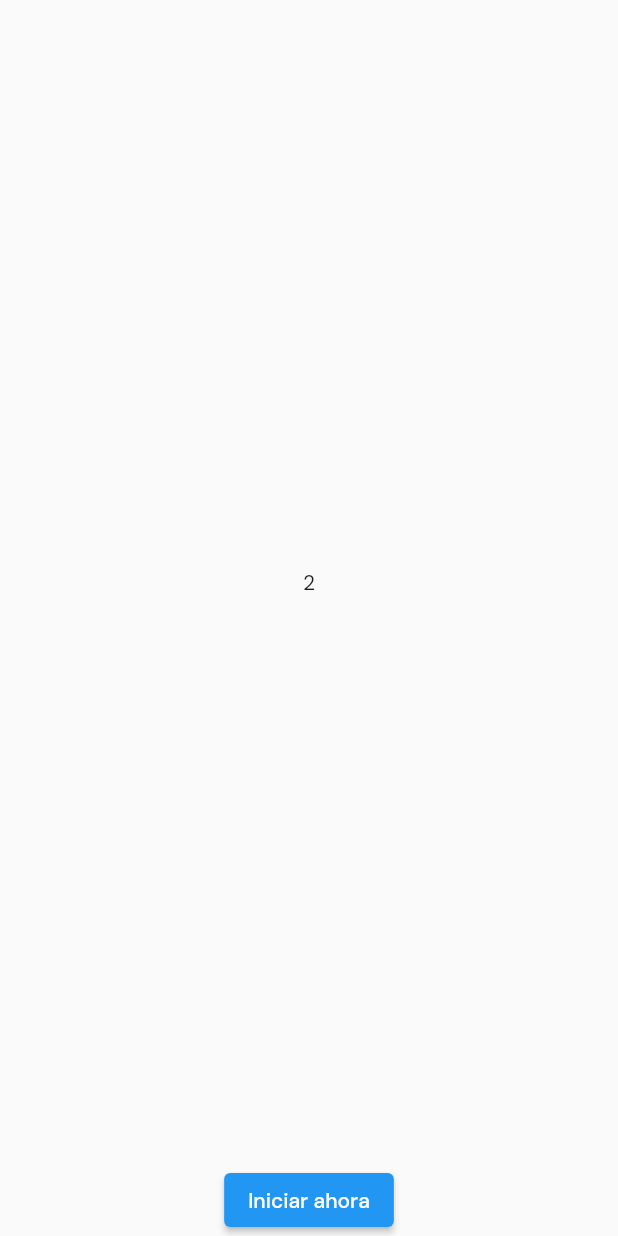
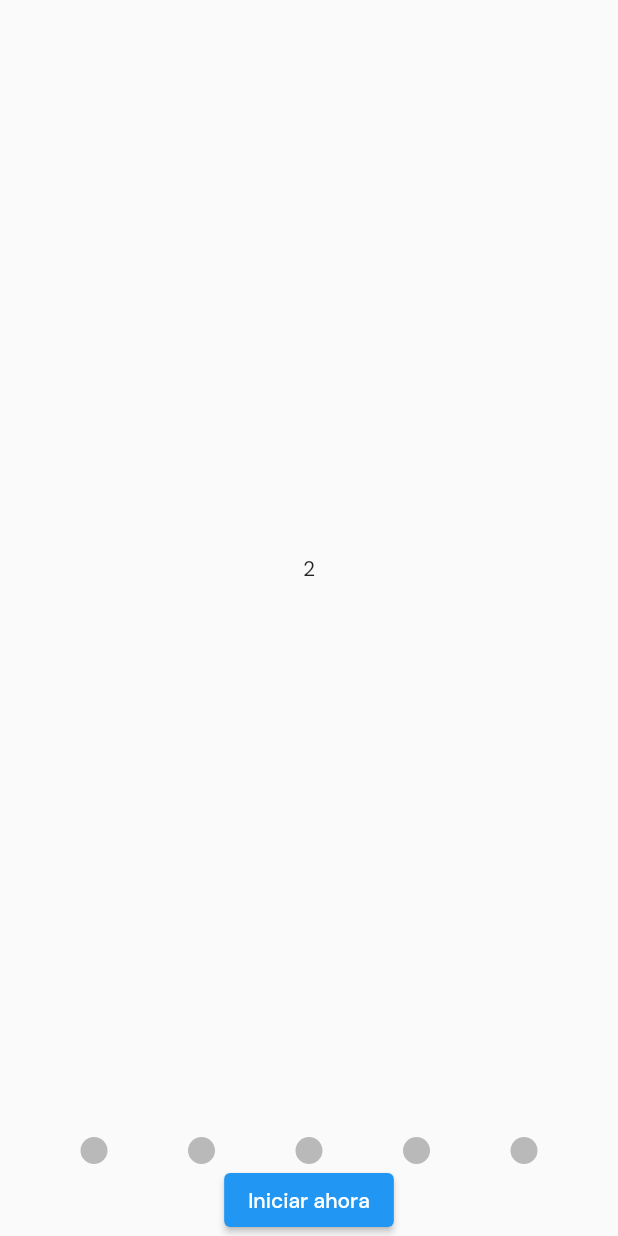
Before and after one commit to cparragatorres/flutter_codigo5_museumapp, a Flutter app: the screen it shows after launch, on a phone screen of 412 x 824 dp. Run offline on Flutter 3.47's test engine with Material 2 defaults, Android fonts, the phone set to English and light mode, and no system bars; our stand-ins replace flutter_svg, flutter_swiper_null_safety, google_fonts, logger.

Commit message:
Intro Page 2

```diff
--- a/lib/pages/intro_slider_page.dart
+++ b/lib/pages/intro_slider_page.dart
@@ -10,7 +10,6 @@ class IntroSliderPage extends StatefulWidget {
 }
 
 class _IntroSliderPageState extends State<IntroSliderPage> {
-
   final PageController _pageController = PageController(initialPage: 0);
   int _currentPage = 0;
 
@@ -23,8 +22,10 @@ class _IntroSliderPageState extends State<IntroSliderPage> {
     // });
 
     Timer.periodic(
-      Duration(seconds: 5),
+      const Duration(seconds: 5),
       (timer) {
+        print(_currentPage);
+        if (_currentPage < 4) {
           _currentPage++;
           _pageController.animateToPage(
             _currentPage,
@@ -33,6 +34,7 @@ class _IntroSliderPageState extends State<IntroSliderPage> {
             ),
             curve: Curves.easeIn,
           );
+        }
       },
     );
   }
@@ -69,10 +71,54 @@ class _IntroSliderPageState extends State<IntroSliderPage> {
               ],
             ),
           ),
+          Row(
+            mainAxisAlignment: MainAxisAlignment.spaceEvenly,
+            children: [
+              Container(
+                height: 18.0,
+                width: 18.0,
+                decoration: BoxDecoration(
+                  color: Colors.black26,
+                  shape: BoxShape.circle,
+                ),
+              ),
+              Container(
+                height: 18.0,
+                width: 18.0,
+                decoration: BoxDecoration(
+                  color: Colors.black26,
+                  shape: BoxShape.circle,
+                ),
+              ),
+              Container(
+                height: 18.0,
+                width: 18.0,
+                decoration: BoxDecoration(
+                  color: Colors.black26,
+                  shape: BoxShape.circle,
+                ),
+              ),
+              Container(
+                height: 18.0,
+                width: 18.0,
+                decoration: BoxDecoration(
+                  color: Colors.black26,
+                  shape: BoxShape.circle,
+                ),
+              ),
+              Container(
+                height: 18.0,
+                width: 18.0,
+                decoration: BoxDecoration(
+                  color: Colors.black26,
+                  shape: BoxShape.circle,
+                ),
+              ),
+
+            ],
+          ),
           ElevatedButton(
-            onPressed: () {
-
-            },
+            onPressed: () {},
             child: Text("Iniciar ahora"),
           ),
         ],
```
Lines whose indentation alone changed are shown as unchanged.
